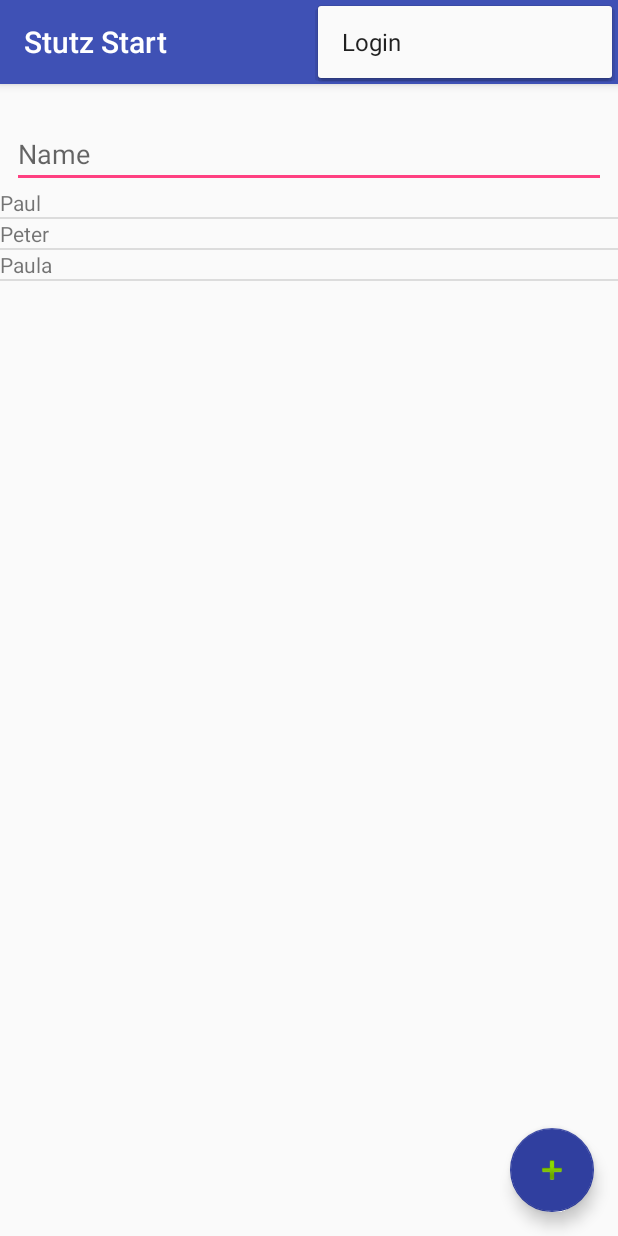
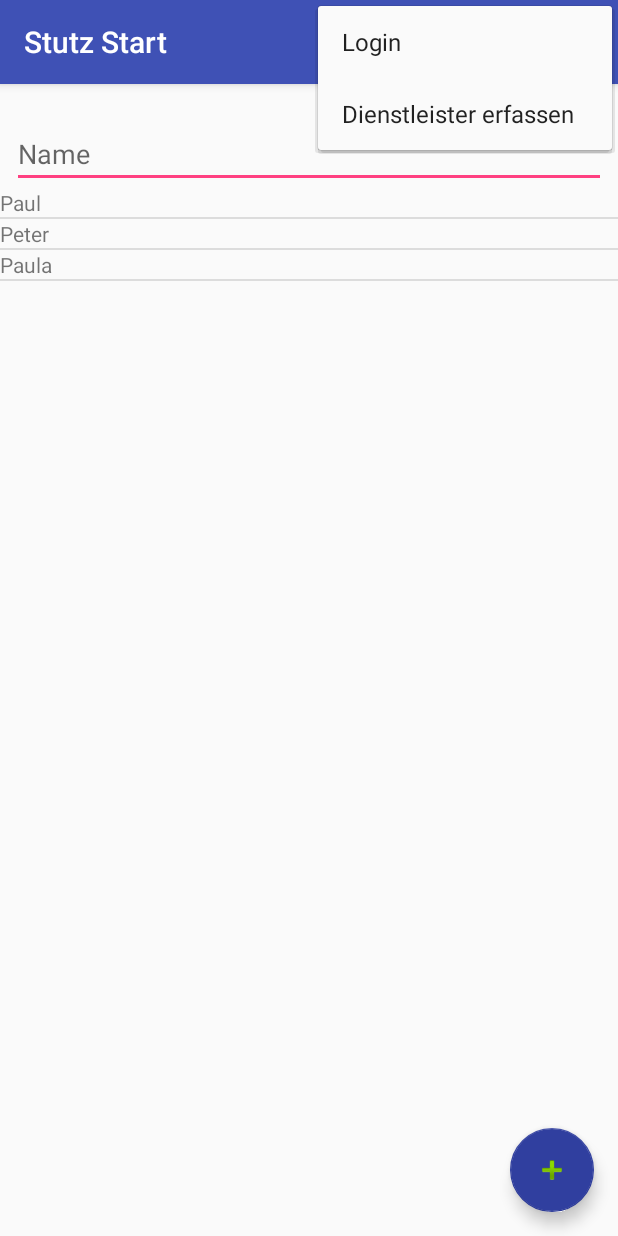
Before and after one commit to jfluri/Stutz, an Android app: the screen it shows after launch (StutzStart), with the options menu open, on a phone screen of 412 x 824 dp. Run offline under Robolectric (Android 15) with nearby library versions, the phone set to English and light mode, and no system bars.

Commit message:
added menu to main

```diff
--- a/app/src/main/java/stutz/mobi/ch/stutz/StutzStart.kt
+++ b/app/src/main/java/stutz/mobi/ch/stutz/StutzStart.kt
@@ -7,6 +7,7 @@ import android.support.v7.app.AppCompatActivity
 import android.text.Editable
 import android.text.TextWatcher
 import android.view.Menu
+import android.view.MenuItem
 import android.view.View
 import android.widget.ArrayAdapter
 import kotlinx.android.synthetic.main.activity_stutz_start.*
@@ -17,6 +18,11 @@ class StutzStart : AppCompatActivity() {
         val inflater = getMenuInflater()
         inflater.inflate(R.menu.menu, menu)
         return true
+    }
+
+    fun loginclicked(menuItem: MenuItem) {
+        val intent = Intent("stutz.ch.mobi.stutz.LOGIN")
+        startActivity(intent)
     }
 
     override fun onCreate(savedInstanceState: Bundle?) {
--- a/app/src/main/res/menu/menu.xml
+++ b/app/src/main/res/menu/menu.xml
@@ -5,8 +5,12 @@
 
     <!-- Settings, should always be in the overflow -->
     <item
-        android:id="@+id/action_settings"
+        android:id="@+id/login"
+        android:onClick="loginclicked"
         android:title="Login"
         app:showAsAction="never" />
+    <item
+        android:id="@+id/dienstleister_erfassen"
+        android:title="Dienstleister erfassen" />
 
 </menu>
```
